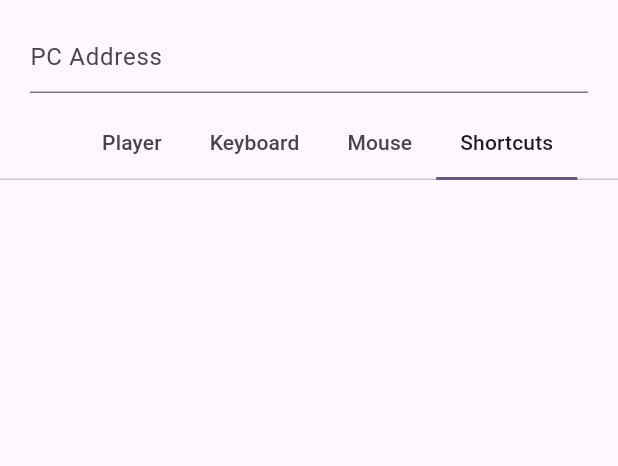
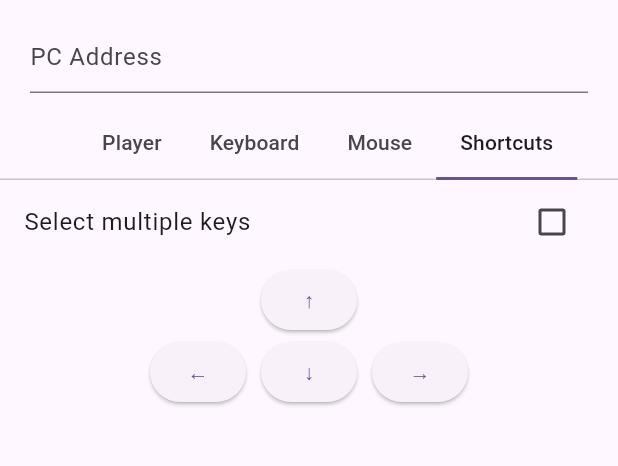
Before and after one commit to bytes7bytes7/remote_control, a Flutter app: the screen it shows after launch, tab 4 chosen, on a phone screen of 412 x 824 dp, the part 63-529 px from its top. Run offline on Flutter 3.47's test engine with Material 2 defaults, Android fonts, the phone set to English and light mode, and no system bars; our stand-ins replace dio, flutter_bloc, freezed_annotation, rxdart, shared_preferences.

Commit message:
add ability to send mutiple keys

```diff
--- a/lib/bloc/shortcut/shortcut_event.dart
+++ b/lib/bloc/shortcut/shortcut_event.dart
@@ -2,5 +2,11 @@ part of 'shortcut_bloc.dart';
 
 @freezed
 class ShortcutEvent with _$ShortcutEvent {
-  const factory ShortcutEvent.started() = _Started;
+  const factory ShortcutEvent.keyPressed({
+    required String key,
+  }) = _KeyPressedEvent;
+
+  const factory ShortcutEvent.sendSelectedPressed() = _SendSelectedPressedEvent;
+
+  const factory ShortcutEvent.selectingSwitched() = _SelectingSwitchedEvent;
 }
--- a/lib/bloc/shortcut/shortcut_state.dart
+++ b/lib/bloc/shortcut/shortcut_state.dart
@@ -2,5 +2,12 @@ part of 'shortcut_bloc.dart';
 
 @freezed
 class ShortcutState with _$ShortcutState {
-  const factory ShortcutState() = _ShortcutState;
+  const factory ShortcutState({
+    @Default(false) bool selecting,
+    @Default({}) Set<String> selectedKeys,
+  }) = _ShortcutState;
+
+  const ShortcutState._();
+
+  bool isSelected(String key) => selectedKeys.contains(key);
 }
--- /dev/null
+++ b/lib/models/shortcut_keys.dart
@@ -0,0 +1,8 @@
+class ShortcutKeys {
+  const ShortcutKeys._();
+
+  static const arrowUp = 'up';
+  static const arrowDown = 'down';
+  static const arrowLeft = 'left';
+  static const arrowRight = 'right';
+}
--- a/lib/widgets/shortcut_controls.dart
+++ b/lib/widgets/shortcut_controls.dart
@@ -2,14 +2,20 @@ import 'package:flutter/material.dart';
 import 'package:flutter_bloc/flutter_bloc.dart';
 
 import '../bloc/shortcut/shortcut_bloc.dart';
+import '../bloc/signal/signal_bloc.dart';
+import '../models/shortcut_keys.dart';
+
+const _fabOffset = 20.0;
 
 class ShortcutControls extends StatelessWidget {
   const ShortcutControls({super.key});
 
   @override
   Widget build(BuildContext context) {
+    final signalBloc = context.read<SignalBloc>();
+
     return BlocProvider(
-      create: (context) => ShortcutBloc(),
+      create: (context) => ShortcutBloc(signalBloc),
       child: const _Body(),
     );
   }
@@ -20,6 +26,153 @@ class _Body extends StatelessWidget {
 
   @override
   Widget build(BuildContext context) {
-    return ListView();
+    final bloc = context.read<ShortcutBloc>();
+
+    return BlocBuilder<ShortcutBloc, ShortcutState>(
+      builder: (context, state) {
+        return Stack(
+          children: [
+            Positioned.fill(
+              child: ListView(
+                children: [
+                  CheckboxListTile(
+                    value: state.selecting,
+                    title: const Text('Select multiple keys'),
+                    onChanged: (v) => bloc.add(const ShortcutEvent.selectingSwitched()),
+                  ),
+                  Column(
+                    children: [
+                      Row(
+                        mainAxisSize: MainAxisSize.min,
+                        mainAxisAlignment: MainAxisAlignment.center,
+                        children: [
+                          Builder(
+                            builder: (context) {
+                              const key = ShortcutKeys.arrowUp;
+
+                              return _SelectedButton(
+                                selected: state.isSelected(key),
+                                child: ElevatedButton(
+                                  onPressed: () => bloc.add(const ShortcutEvent.keyPressed(key: key)),
+                                  child: const Text('↑'),
+                                ),
+                              );
+                            },
+                          ),
+                        ],
+                      ),
+                      Row(
+                        mainAxisSize: MainAxisSize.min,
+                        mainAxisAlignment: MainAxisAlignment.center,
+                        children: [
+                          Builder(
+                            builder: (context) {
+                              const key = ShortcutKeys.arrowLeft;
+
+                              return _SelectedButton(
+                                selected: state.isSelected(key),
+                                child: ElevatedButton(
+                                  onPressed: () => bloc.add(const ShortcutEvent.keyPressed(key: key)),
+                                  child: const Text('←'),
+                                ),
+                              );
+                            },
+                          ),
+                          const _WidthSpacing(),
+                          Builder(
+                            builder: (context) {
+                              const key = ShortcutKeys.arrowDown;
+
+                              return _SelectedButton(
+                                selected: state.isSelected(key),
+                                child: ElevatedButton(
+                                  onPressed: () => bloc.add(const ShortcutEvent.keyPressed(key: key)),
+                                  child: const Text('↓'),
+                                ),
+                              );
+                            },
+                          ),
+                          const _WidthSpacing(),
+                          Builder(
+                            builder: (context) {
+                              const key = ShortcutKeys.arrowRight;
+
+                              return _SelectedButton(
+                                selected: state.isSelected(key),
+                                child: ElevatedButton(
+                                  onPressed: () => bloc.add(const ShortcutEvent.keyPressed(key: key)),
+                                  child: const Text('→'),
+                                ),
+                              );
+                            },
+                          ),
+                        ],
+                      ),
+                    ],
+                  ),
+                ],
+              ),
+            ),
+            if (state.selecting)
+              Positioned(
+                bottom: _fabOffset,
+                right: _fabOffset,
+                child: FloatingActionButton(
+                  onPressed: () => bloc.add(const ShortcutEvent.sendSelectedPressed()),
+                  child: const Icon(Icons.send),
+                ),
+              ),
+          ],
+        );
+      },
+    );
   }
 }
+
+class _WidthSpacing extends StatelessWidget {
+  const _WidthSpacing();
+
+  @override
+  Widget build(BuildContext context) {
+    return const SizedBox(width: 10);
+  }
+}
+
+class _SelectedButton extends StatelessWidget {
+  const _SelectedButton({
+    required this.selected,
+    required this.child,
+  });
+
+  final bool selected;
+  final Widget child;
+
+  @override
+  Widget build(BuildContext context) {
+    if (selected) {
+      final theme = Theme.of(context);
+
+      return Theme(
+        data: theme.copyWith(
+          elevatedButtonTheme: ElevatedButtonThemeData(
+            style: ButtonStyle(
+              shape: MaterialStateProperty.all(
+                RoundedRectangleBorder(
+                  borderRadius: BorderRadius.circular(8),
+                ),
+              ),
+              side: MaterialStateProperty.all(
+                BorderSide(
+                  color: theme.primaryColor,
+                ),
+              ),
+            ),
+          ),
+        ),
+        child: child,
+      );
+    }
+
+    return child;
+  }
+}
```
Also changed, not shown: lib/bloc/shortcut/shortcut_bloc.dart (+59 -4 lines), lib/bloc/shortcut/shortcut_bloc.freezed.dart.
